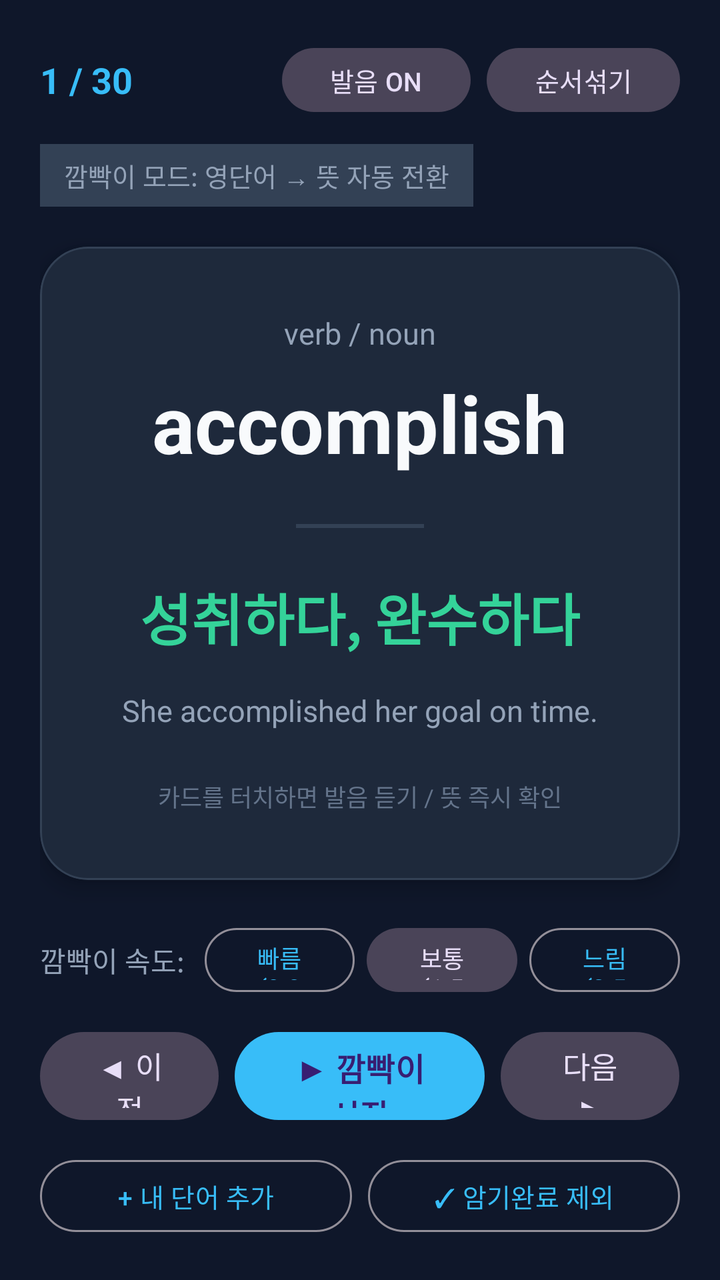
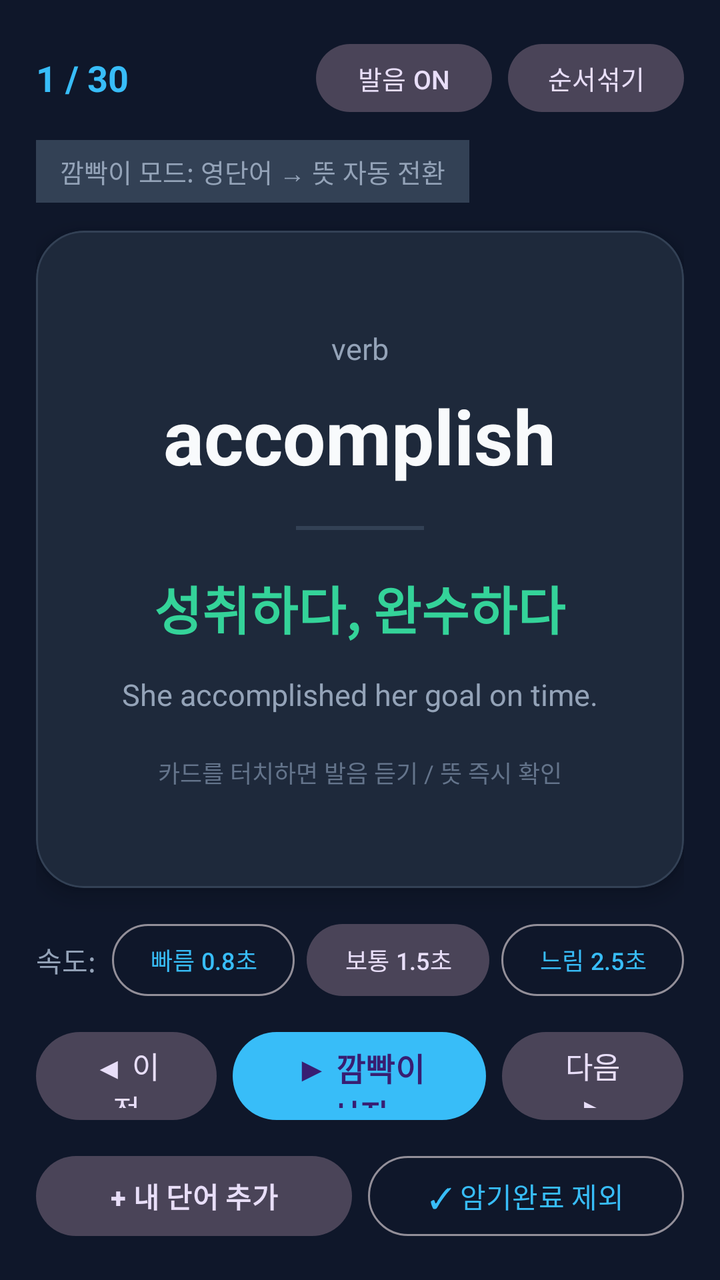

The first picture is an Android layout as it rendered before a commit; the second is the same layout after the commit. The layout source and the unified diff follow.
<!-- AndroidManifest.xml: application theme Theme.KkamppagiEnglish -->
<!-- res/layout/activity_main.xml -->
<?xml version="1.0" encoding="utf-8"?>
<LinearLayout xmlns:android="http://schemas.android.com/apk/res/android"
    xmlns:app="http://schemas.android.com/apk/res-auto"
    android:layout_width="match_parent"
    android:layout_height="match_parent"
    android:background="@color/bg_primary"
    android:orientation="vertical"
    android:padding="20dp">

    
    <LinearLayout
        android:layout_width="match_parent"
        android:layout_height="wrap_content"
        android:gravity="center_vertical"
        android:orientation="horizontal">

        <TextView
            android:id="@+id/tvProgress"
            android:layout_width="0dp"
            android:layout_height="wrap_content"
            android:layout_weight="1"
            android:text="1 / 30"
            android:textColor="@color/accent_blue"
            android:textSize="18sp"
            android:textStyle="bold" />

        <Button
            android:id="@+id/btnTtsToggle"
            style="@style/Widget.Material3.Button.TonalButton"
            android:layout_width="wrap_content"
            android:layout_height="40dp"
            android:layout_marginEnd="8dp"
            android:text="발음 ON"
            android:textSize="13sp" />

        <Button
            android:id="@+id/btnShuffle"
            style="@style/Widget.Material3.Button.TonalButton"
            android:layout_width="wrap_content"
            android:layout_height="40dp"
            android:text="순서섞기"
            android:textSize="13sp" />
    </LinearLayout>

    
    <TextView
        android:id="@+id/tvPhaseHint"
        android:layout_width="wrap_content"
        android:layout_height="wrap_content"
        android:layout_marginTop="12dp"
        android:background="@color/chip_bg"
        android:paddingHorizontal="12dp"
        android:paddingVertical="6dp"
        android:text="깜빡이 모드: 영단어 → 뜻 자동 전환"
        android:textColor="@color/text_secondary"
        android:textSize="13sp" />

    
    <com.google.android.material.card.MaterialCardView
        android:id="@+id/cardFlash"
        android:layout_width="match_parent"
        android:layout_height="0dp"
        android:layout_marginVertical="20dp"
        android:layout_weight="1"
        app:cardBackgroundColor="@color/card_surface"
        app:cardCornerRadius="24dp"
        app:cardElevation="6dp"
        app:strokeColor="#334155"
        app:strokeWidth="1dp">

        <LinearLayout
            android:layout_width="match_parent"
            android:layout_height="match_parent"
            android:gravity="center"
            android:orientation="vertical"
            android:padding="28dp">

            <TextView
                android:id="@+id/tvPartOfSpeech"
                android:layout_width="wrap_content"
                android:layout_height="wrap_content"
                android:text="verb / noun"
                android:textColor="@color/text_secondary"
                android:textSize="15sp" />

            <TextView
                android:id="@+id/tvEnglishWord"
                android:layout_width="wrap_content"
                android:layout_height="wrap_content"
                android:layout_marginTop="8dp"
                android:gravity="center"
                android:text="accomplish"
                android:textColor="@color/text_primary"
                android:textSize="40sp"
                android:textStyle="bold" />

            <View
                android:layout_width="64dp"
                android:layout_height="2dp"
                android:layout_marginVertical="24dp"
                android:background="#334155" />

            <TextView
                android:id="@+id/tvKoreanMeaning"
                android:layout_width="wrap_content"
                android:layout_height="wrap_content"
                android:gravity="center"
                android:text="성취하다, 완수하다"
                android:textColor="@color/accent_emerald"
                android:textSize="28sp"
                android:textStyle="bold" />

            <TextView
                android:id="@+id/tvExample"
                android:layout_width="wrap_content"
                android:layout_height="wrap_content"
                android:layout_marginTop="16dp"
                android:gravity="center"
                android:text="She accomplished her goal on time."
                android:textColor="@color/text_secondary"
                android:textSize="15sp" />

            <TextView
                android:layout_width="wrap_content"
                android:layout_height="wrap_content"
                android:layout_marginTop="24dp"
                android:text="카드를 터치하면 발음 듣기 / 뜻 즉시 확인"
                android:textColor="#64748B"
                android:textSize="12sp" />
        </LinearLayout>
    </com.google.android.material.card.MaterialCardView>

    
    <LinearLayout
        android:layout_width="match_parent"
        android:layout_height="wrap_content"
        android:layout_marginBottom="12dp"
        android:gravity="center"
        android:orientation="horizontal">

        <TextView
            android:layout_width="wrap_content"
            android:layout_height="wrap_content"
            android:layout_marginEnd="10dp"
            android:text="깜빡이 속도:"
            android:textColor="@color/text_secondary"
            android:textSize="14sp" />

        <Button
            android:id="@+id/btnSpeedFast"
            style="@style/Widget.Material3.Button.OutlinedButton"
            android:layout_width="0dp"
            android:layout_height="40dp"
            android:layout_marginEnd="6dp"
            android:layout_weight="1"
            android:text="빠름(0.8초)"
            android:textSize="12sp" />

        <Button
            android:id="@+id/btnSpeedNormal"
            style="@style/Widget.Material3.Button.TonalButton"
            android:layout_width="0dp"
            android:layout_height="40dp"
            android:layout_marginEnd="6dp"
            android:layout_weight="1"
            android:text="보통(1.5초)"
            android:textSize="12sp" />

        <Button
            android:id="@+id/btnSpeedSlow"
            style="@style/Widget.Material3.Button.OutlinedButton"
            android:layout_width="0dp"
            android:layout_height="40dp"
            android:layout_weight="1"
            android:text="느림(2.5초)"
            android:textSize="12sp" />
    </LinearLayout>

    
    <LinearLayout
        android:layout_width="match_parent"
        android:layout_height="wrap_content"
        android:layout_marginBottom="12dp"
        android:gravity="center"
        android:orientation="horizontal">

        <Button
            android:id="@+id/btnPrev"
            style="@style/Widget.Material3.Button.TonalButton"
            android:layout_width="0dp"
            android:layout_height="52dp"
            android:layout_marginEnd="8dp"
            android:layout_weight="1"
            android:text="◀ 이전"
            android:textSize="15sp" />

        <Button
            android:id="@+id/btnPlayPause"
            android:layout_width="0dp"
            android:layout_height="52dp"
            android:layout_marginEnd="8dp"
            android:layout_weight="1.4"
            android:text="▶ 깜빡이 시작"
            android:textSize="16sp"
            android:textStyle="bold" />

        <Button
            android:id="@+id/btnNext"
            style="@style/Widget.Material3.Button.TonalButton"
            android:layout_width="0dp"
            android:layout_height="52dp"
            android:layout_weight="1"
            android:text="다음 ▶"
            android:textSize="15sp" />
    </LinearLayout>

    
    <LinearLayout
        android:layout_width="match_parent"
        android:layout_height="wrap_content"
        android:orientation="horizontal">

        <Button
            android:id="@+id/btnAddWord"
            style="@style/Widget.Material3.Button.OutlinedButton"
            android:layout_width="0dp"
            android:layout_height="44dp"
            android:layout_marginEnd="8dp"
            android:layout_weight="1"
            android:text="+ 내 단어 추가"
            android:textSize="13sp" />

        <Button
            android:id="@+id/btnMemorized"
            style="@style/Widget.Material3.Button.OutlinedButton"
            android:layout_width="0dp"
            android:layout_height="44dp"
            android:layout_weight="1"
            android:text="✓ 암기완료 제외"
            android:textSize="13sp" />
    </LinearLayout>

</LinearLayout>
<!-- resources referenced by this layout -->
<resources>
  <color name="accent_blue">#38BDF8</color>
  <color name="accent_emerald">#34D399</color>
  <color name="bg_primary">#0F172A</color>
  <color name="card_surface">#1E293B</color>
  <color name="chip_bg">#334155</color>
  <color name="text_primary">#F8FAFC</color>
  <color name="text_secondary">#94A3B8</color>
  <style name="Theme.KkamppagiEnglish" parent="Theme.Material3.Dark.NoActionBar">
          <item name="colorPrimary">@color/accent_blue</item>
          <item name="android:statusBarColor">@color/bg_primary</item>
          <item name="android:navigationBarColor">@color/bg_primary</item>
          <item name="android:windowBackground">@color/bg_primary</item>
      </style>
</resources>

<!-- the commit's change to res/layout/activity_main.xml (unified diff, before → after) -->
@@ -1,11 +1,12 @@
 <?xml version="1.0" encoding="utf-8"?>
 <LinearLayout xmlns:android="http://schemas.android.com/apk/res/android"
     xmlns:app="http://schemas.android.com/apk/res-auto"
+    android:id="@+id/rootMain"
     android:layout_width="match_parent"
     android:layout_height="match_parent"
     android:background="@color/bg_primary"
     android:orientation="vertical"
-    android:padding="20dp">
+    android:padding="18dp">
 
     
     <LinearLayout
@@ -28,8 +29,9 @@
             android:id="@+id/btnTtsToggle"
             style="@style/Widget.Material3.Button.TonalButton"
             android:layout_width="wrap_content"
-            android:layout_height="40dp"
-            android:layout_marginEnd="8dp"
+            android:layout_height="42dp"
+            android:layout_marginEnd="8dp"
+            android:paddingHorizontal="14dp"
             android:text="발음 ON"
             android:textSize="13sp" />
 
@@ -37,7 +39,8 @@
             android:id="@+id/btnShuffle"
             style="@style/Widget.Material3.Button.TonalButton"
             android:layout_width="wrap_content"
-            android:layout_height="40dp"
+            android:layout_height="42dp"
+            android:paddingHorizontal="14dp"
             android:text="순서섞기"
             android:textSize="13sp" />
     </LinearLayout>
@@ -47,7 +50,7 @@
         android:id="@+id/tvPhaseHint"
         android:layout_width="wrap_content"
         android:layout_height="wrap_content"
-        android:layout_marginTop="12dp"
+        android:layout_marginTop="10dp"
         android:background="@color/chip_bg"
         android:paddingHorizontal="12dp"
         android:paddingVertical="6dp"
@@ -60,12 +63,12 @@
         android:id="@+id/cardFlash"
         android:layout_width="match_parent"
         android:layout_height="0dp"
-        android:layout_marginVertical="20dp"
+        android:layout_marginVertical="14dp"
         android:layout_weight="1"
         app:cardBackgroundColor="@color/card_surface"
         app:cardCornerRadius="24dp"
         app:cardElevation="6dp"
-        app:strokeColor="#334155"
+        app:strokeColor="@color/divider_color"
         app:strokeWidth="1dp">
 
         <LinearLayout
@@ -73,13 +76,13 @@
             android:layout_height="match_parent"
             android:gravity="center"
             android:orientation="vertical"
-            android:padding="28dp">
+            android:padding="24dp">
 
             <TextView
                 android:id="@+id/tvPartOfSpeech"
                 android:layout_width="wrap_content"
                 android:layout_height="wrap_content"
-                android:text="verb / noun"
+                android:text="verb"
                 android:textColor="@color/text_secondary"
                 android:textSize="15sp" />
 
@@ -91,14 +94,14 @@
                 android:gravity="center"
                 android:text="accomplish"
                 android:textColor="@color/text_primary"
-                android:textSize="40sp"
+                android:textSize="38sp"
                 android:textStyle="bold" />
 
             <View
                 android:layout_width="64dp"
                 android:layout_height="2dp"
-                android:layout_marginVertical="24dp"
-                android:background="#334155" />
+                android:layout_marginVertical="20dp"
+                android:background="@color/divider_color" />
 
             <TextView
                 android:id="@+id/tvKoreanMeaning"
@@ -107,14 +110,14 @@
                 android:gravity="center"
                 android:text="성취하다, 완수하다"
                 android:textColor="@color/accent_emerald"
-                android:textSize="28sp"
+                android:textSize="26sp"
                 android:textStyle="bold" />
 
             <TextView
                 android:id="@+id/tvExample"
                 android:layout_width="wrap_content"
                 android:layout_height="wrap_content"
-                android:layout_marginTop="16dp"
+                android:layout_marginTop="14dp"
                 android:gravity="center"
                 android:text="She accomplished her goal on time."
                 android:textColor="@color/text_secondary"
@@ -123,7 +126,7 @@
             <TextView
                 android:layout_width="wrap_content"
                 android:layout_height="wrap_content"
-                android:layout_marginTop="24dp"
+                android:layout_marginTop="20dp"
                 android:text="카드를 터치하면 발음 듣기 / 뜻 즉시 확인"
                 android:textColor="#64748B"
                 android:textSize="12sp" />
@@ -134,15 +137,15 @@
     <LinearLayout
         android:layout_width="match_parent"
         android:layout_height="wrap_content"
-        android:layout_marginBottom="12dp"
-        android:gravity="center"
+        android:layout_marginBottom="10dp"
+        android:gravity="center_vertical"
         android:orientation="horizontal">
 
         <TextView
             android:layout_width="wrap_content"
             android:layout_height="wrap_content"
-            android:layout_marginEnd="10dp"
-            android:text="깜빡이 속도:"
+            android:layout_marginEnd="8dp"
+            android:text="속도:"
             android:textColor="@color/text_secondary"
             android:textSize="14sp" />
 
@@ -150,29 +153,35 @@
             android:id="@+id/btnSpeedFast"
             style="@style/Widget.Material3.Button.OutlinedButton"
             android:layout_width="0dp"
-            android:layout_height="40dp"
+            android:layout_height="44dp"
             android:layout_marginEnd="6dp"
             android:layout_weight="1"
-            android:text="빠름(0.8초)"
+            android:maxLines="1"
+            android:paddingHorizontal="4dp"
+            android:text="빠름 0.8초"
             android:textSize="12sp" />
 
         <Button
             android:id="@+id/btnSpeedNormal"
             style="@style/Widget.Material3.Button.TonalButton"
             android:layout_width="0dp"
-            android:layout_height="40dp"
+            android:layout_height="44dp"
             android:layout_marginEnd="6dp"
             android:layout_weight="1"
-            android:text="보통(1.5초)"
+            android:maxLines="1"
+            android:paddingHorizontal="4dp"
+            android:text="보통 1.5초"
             android:textSize="12sp" />
 
         <Button
             android:id="@+id/btnSpeedSlow"
             style="@style/Widget.Material3.Button.OutlinedButton"
             android:layout_width="0dp"
-            android:layout_height="40dp"
-            android:layout_weight="1"
-            android:text="느림(2.5초)"
+            android:layout_height="44dp"
+            android:layout_weight="1"
+            android:maxLines="1"
+            android:paddingHorizontal="4dp"
+            android:text="느림 2.5초"
             android:textSize="12sp" />
     </LinearLayout>
 
@@ -180,7 +189,7 @@
     <LinearLayout
         android:layout_width="match_parent"
         android:layout_height="wrap_content"
-        android:layout_marginBottom="12dp"
+        android:layout_marginBottom="10dp"
         android:gravity="center"
         android:orientation="horizontal">
 
@@ -222,22 +231,23 @@
 
         <Button
             android:id="@+id/btnAddWord"
-            style="@style/Widget.Material3.Button.OutlinedButton"
-            android:layout_width="0dp"
-            android:layout_height="44dp"
+            style="@style/Widget.Material3.Button.TonalButton"
+            android:layout_width="0dp"
+            android:layout_height="48dp"
             android:layout_marginEnd="8dp"
             android:layout_weight="1"
             android:text="+ 내 단어 추가"
-            android:textSize="13sp" />
+            android:textSize="14sp"
+            android:textStyle="bold" />
 
         <Button
             android:id="@+id/btnMemorized"
             style="@style/Widget.Material3.Button.OutlinedButton"
             android:layout_width="0dp"
-            android:layout_height="44dp"
+            android:layout_height="48dp"
             android:layout_weight="1"
             android:text="✓ 암기완료 제외"
-            android:textSize="13sp" />
+            android:textSize="14sp" />
     </LinearLayout>
 
 </LinearLayout>
<!-- resource entries referenced after the edit -->
@@ -5,12 +5,13 @@
   <color name="bg_primary">#0F172A</color>
   <color name="card_surface">#1E293B</color>
   <color name="chip_bg">#334155</color>
+  <color name="divider_color">#334155</color>
   <color name="text_primary">#F8FAFC</color>
   <color name="text_secondary">#94A3B8</color>
   <style name="Theme.KkamppagiEnglish" parent="Theme.Material3.Dark.NoActionBar">
           <item name="colorPrimary">@color/accent_blue</item>
-          <item name="android:statusBarColor">@color/bg_primary</item>
-          <item name="android:navigationBarColor">@color/bg_primary</item>
+          <item name="android:statusBarColor">@android:color/transparent</item>
+          <item name="android:navigationBarColor">@android:color/transparent</item>
           <item name="android:windowBackground">@color/bg_primary</item>
       </style>
 </resources>
